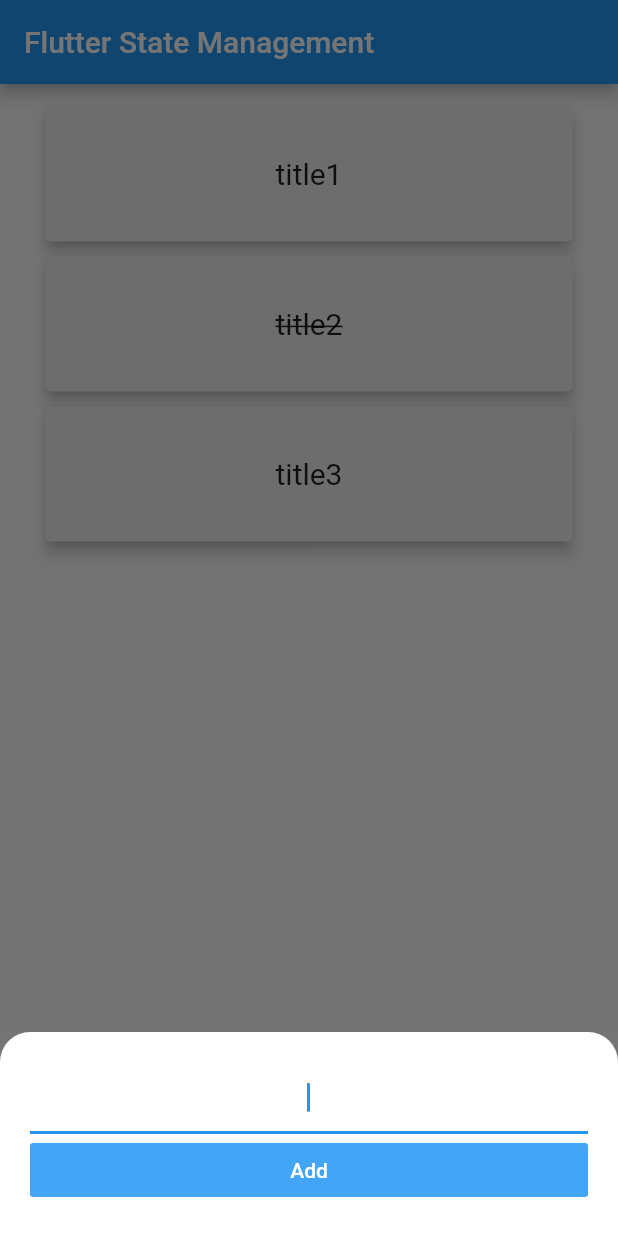
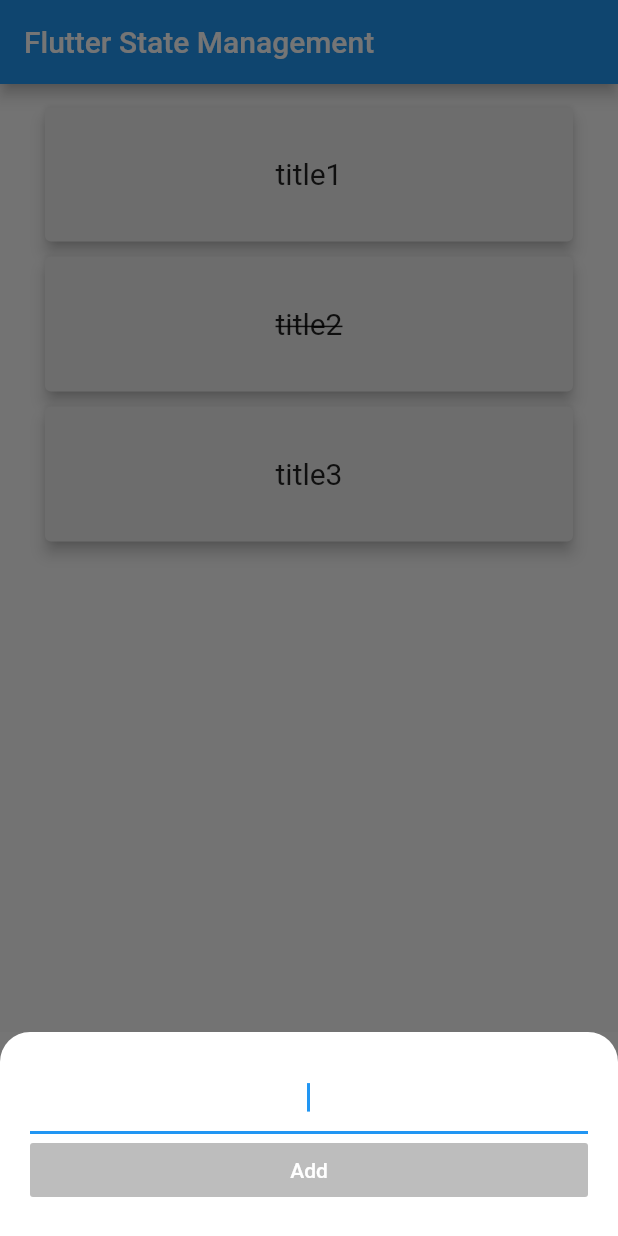
Before and after one commit to pheni-18/flutter_state_management, a Flutter app: the screen it shows after launch, after a tap on the "add" icon, on a phone screen of 412 x 824 dp. Run offline on Flutter 3.47's test engine with Material 2 defaults, Android fonts, the phone set to English and light mode, and no system bars; our stand-ins replace flutter_hooks, flutter_riverpod, freezed_annotation, hooks_riverpod; generated files the repository leaves out were written again.

Commit message:
Add form

```diff
--- a/lib/pages/add_todo_page.dart
+++ b/lib/pages/add_todo_page.dart
@@ -1,13 +1,10 @@
 import 'package:flutter/material.dart';
-import 'package:hooks_riverpod/hooks_riverpod.dart';
 
-import 'package:flutter_state_management/models/todos_controller.dart';
+import 'widgets/todo_form.dart';
 
 class AddTodoPage extends StatelessWidget {
   @override
   Widget build(BuildContext context) {
-    String _newTitle;
-
     return Container(
       color: Color(0xff757575),
       child: Container(
@@ -19,31 +16,7 @@ class AddTodoPage extends StatelessWidget {
             topRight: Radius.circular(20.0),
           ),
         ),
-        child: Column(
-          crossAxisAlignment: CrossAxisAlignment.stretch,
-          children: <Widget>[
-            TextField(
-              autofocus: true,
-              textAlign: TextAlign.center,
-              onChanged: (newText) {
-                _newTitle = newText;
-              },
-            ),
-            FlatButton(
-              child: Text(
-                'Add',
-                style: TextStyle(
-                  color: Colors.white,
-                ),
-              ),
-              color: Colors.blue[400],
-              onPressed: () {
-                context.read(todosProvider).add(_newTitle);
-                Navigator.pop(context);
-              },
-            ),
-          ],
-        ),
+        child: TodoForm(),
       ),
     );
   }
--- a/lib/pages/home_page.dart
+++ b/lib/pages/home_page.dart
@@ -4,6 +4,7 @@ import 'package:hooks_riverpod/hooks_riverpod.dart';
 
 import 'package:flutter_state_management/models/todos_controller.dart';
 import 'widgets/todo_tile.dart';
+import 'widgets/todo_form_controller.dart';
 import 'add_todo_page.dart';
 
 class HomePage extends HookWidget {
@@ -42,7 +43,7 @@ class _FAB extends StatelessWidget {
               child: AddTodoPage(),
             ),
           ),
-        );
+        ).then((_) => context.read(todoFormProvider).clear());
       },
       child: const Icon(Icons.add),
     );
--- /dev/null
+++ b/lib/pages/widgets/todo_form.dart
@@ -0,0 +1,42 @@
+import 'package:flutter/material.dart';
+import 'package:flutter_hooks/flutter_hooks.dart';
+import 'package:hooks_riverpod/hooks_riverpod.dart';
+
+import 'package:flutter_state_management/models/todos_controller.dart';
+import 'todo_form_controller.dart';
+
+class TodoForm extends HookWidget {
+  @override
+  Widget build(BuildContext context) {
+    final todoFormState = useProvider(todoFormProvider.state);
+
+    return Column(
+      crossAxisAlignment: CrossAxisAlignment.stretch,
+      children: <Widget>[
+        TextField(
+          autofocus: true,
+          textAlign: TextAlign.center,
+          onChanged: (newText) {
+            context.read(todoFormProvider).changeTitle(newText);
+          },
+        ),
+        FlatButton(
+          child: Text(
+            'Add',
+            style: TextStyle(
+              color: Colors.white,
+            ),
+          ),
+          color: Colors.blue[400],
+          disabledColor: Colors.grey[400],
+          onPressed: todoFormState.canSubmit
+              ? () {
+                  context.read(todosProvider).add(todoFormState.title);
+                  Navigator.pop(context);
+                }
+              : null,
+        ),
+      ],
+    );
+  }
+}
```
Also changed, not shown: lib/pages/widgets/todo_form_controller.dart (added, +36 -0 lines), lib/pages/widgets/todo_form_state.dart (added, +11 -0 lines), lib/pages/widgets/todo_form_state.freezed.dart (added).
